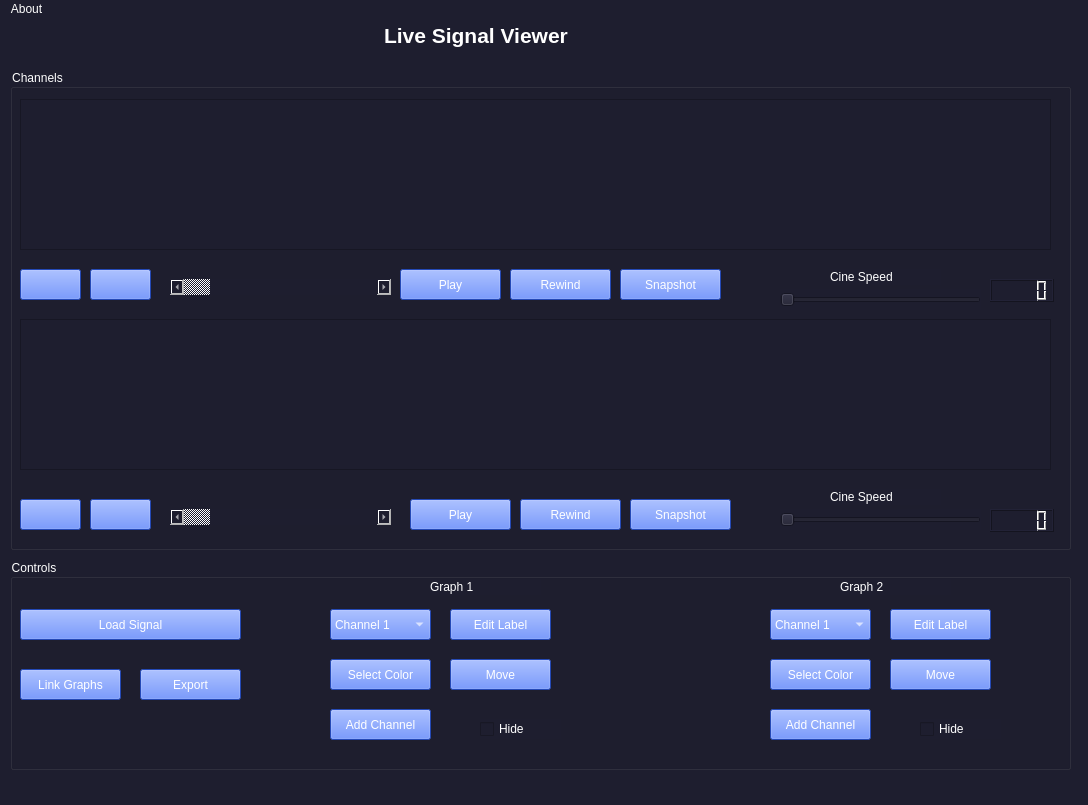
Before: the Qt Designer form Front_End.ui in MoHazem02/Signal-Viewer, drawn with Qt 5.
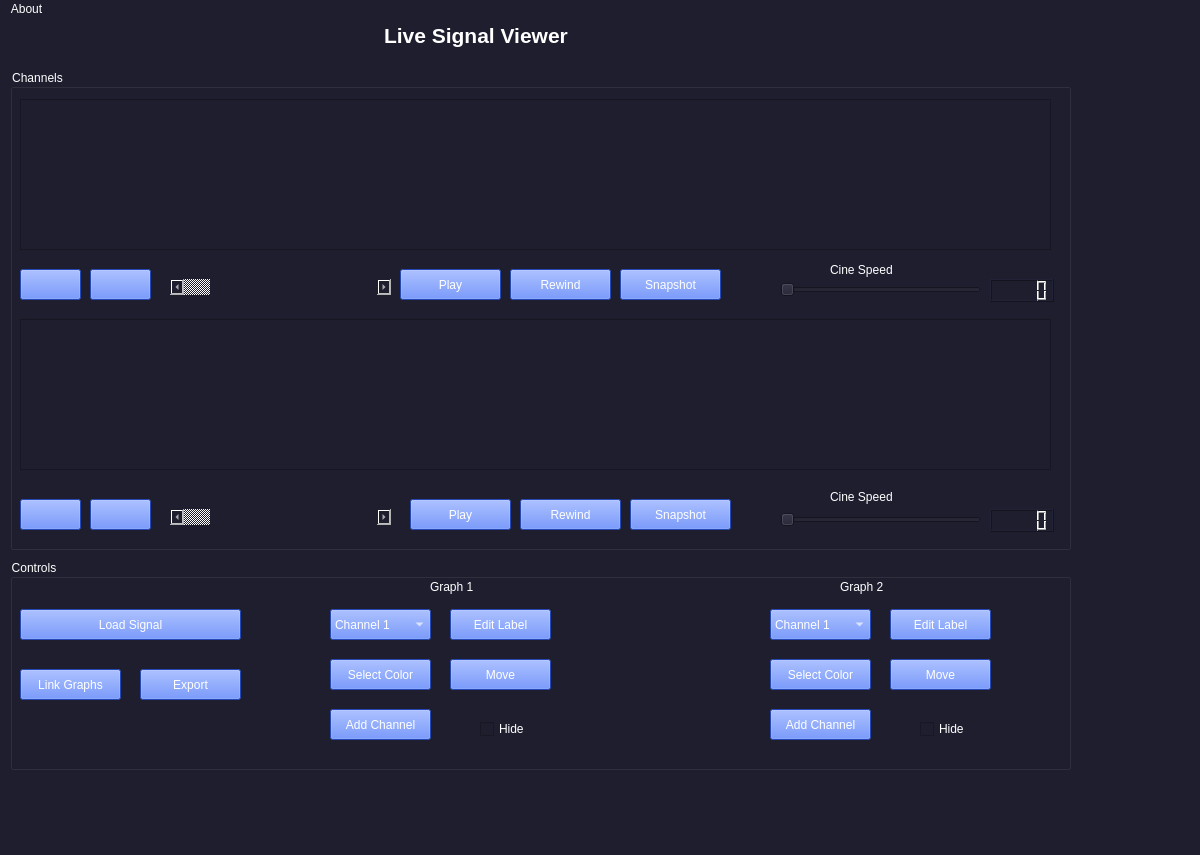
After: the same form once the commit is applied. Icons and pictures are not drawn. Custom widgets are drawn as their Qt base class.

Commit message: Browse files but without plotting yet

Diff of the .ui file:
```diff
--- a/Front_End.ui
+++ b/Front_End.ui
@@ -6,8 +6,8 @@
    <rect>
     <x>0</x>
     <y>0</y>
-    <width>1088</width>
-    <height>805</height>
+    <width>1200</width>
+    <height>855</height>
    </rect>
   </property>
   <property name="windowTitle">
@@ -134,7 +134,7 @@
      <property name="geometry">
       <rect>
        <x>770</x>
-       <y>220</y>
+       <y>210</y>
        <width>201</width>
        <height>21</height>
       </rect>
@@ -180,9 +180,9 @@
      <property name="geometry">
       <rect>
        <x>820</x>
-       <y>200</y>
+       <y>190</y>
        <width>111</width>
-       <height>16</height>
+       <height>21</height>
       </rect>
      </property>
      <property name="text">
@@ -639,8 +639,8 @@
     <rect>
      <x>0</x>
      <y>0</y>
-     <width>1088</width>
-     <height>26</height>
+     <width>1200</width>
+     <height>21</height>
     </rect>
    </property>
    <widget class="QMenu" name="menuAbout">
```
Left out of the diff: 2 changed lines with no effect on the pictures. The commit also changes 2 other files.
